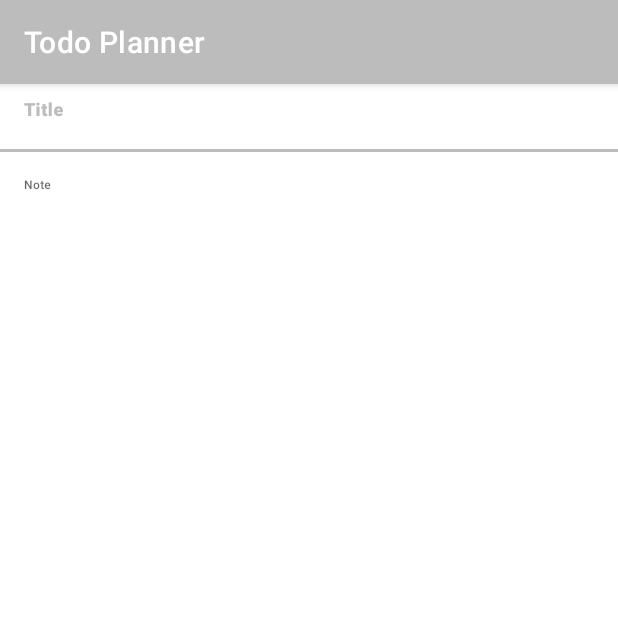
After one commit to prathviksankaliya/Todo-Planner, an Android app: the AddNotesActivity screen opened directly, with no data from a screen before it, on a phone screen of 412 x 824 dp, the top half of it. The commit adds this screen. Run offline under Robolectric (Android 15) with nearby library versions, the phone set to English and light mode, and no system bars.

Commit message:
Home & AddNotes Activity Working

```diff
--- a/app/build.gradle
+++ b/app/build.gradle
@@ -21,6 +21,10 @@ android {
             minifyEnabled false
             proguardFiles getDefaultProguardFile('proguard-android-optimize.txt'), 'proguard-rules.pro'
         }
+    }
+
+    buildFeatures{
+        viewBinding true
     }
     compileOptions {
         sourceCompatibility JavaVersion.VERSION_1_8
--- /dev/null
+++ b/app/src/main/java/com/itcraftsolution/todoplanner/AddNotesActivity.java
@@ -0,0 +1,22 @@
+package com.itcraftsolution.todoplanner;
+
+import androidx.appcompat.app.AppCompatActivity;
+
+import android.os.Bundle;
+
+import com.itcraftsolution.todoplanner.databinding.ActivityAddNotesBinding;
+
+public class AddNotesActivity extends AppCompatActivity {
+
+    private ActivityAddNotesBinding binding;
+
+
+    @Override
+    protected void onCreate(Bundle savedInstanceState) {
+        super.onCreate(savedInstanceState);
+        binding = ActivityAddNotesBinding.inflate(getLayoutInflater());
+        setContentView(binding.getRoot());
+
+    }
+
+}
--- /dev/null
+++ b/app/src/main/res/drawable/ic_baseline_add_24.xml
@@ -0,0 +1,5 @@
+<vector android:height="24dp" android:tint="#000000"
+    android:viewportHeight="24" android:viewportWidth="24"
+    android:width="24dp" xmlns:android="http://schemas.android.com/apk/res/android">
+    <path android:fillColor="@android:color/white" android:pathData="M19,13h-6v6h-2v-6H5v-2h6V5h2v6h6v2z"/>
+</vector>
--- /dev/null
+++ b/app/src/main/res/layout/activity_add_notes.xml
@@ -0,0 +1,45 @@
+<?xml version="1.0" encoding="utf-8"?>
+<androidx.constraintlayout.widget.ConstraintLayout xmlns:android="http://schemas.android.com/apk/res/android"
+    xmlns:app="http://schemas.android.com/apk/res-auto"
+    xmlns:tools="http://schemas.android.com/tools"
+    android:layout_width="match_parent"
+    android:layout_height="match_parent"
+    tools:context=".AddNotesActivity">
+
+    <com.google.android.material.textfield.TextInputLayout
+        android:id="@+id/textInputLayout"
+        android:layout_width="match_parent"
+        android:layout_height="wrap_content"
+        app:boxStrokeWidth="0dp"
+        app:layout_constraintEnd_toEndOf="parent"
+        app:layout_constraintStart_toStartOf="parent"
+        app:layout_constraintTop_toTopOf="parent">
+
+        <com.google.android.material.textfield.TextInputEditText
+            android:layout_width="match_parent"
+            android:layout_height="wrap_content"
+            android:background="@color/white"
+            android:fontFamily="sans-serif-black"
+            android:hint="Title"
+            android:textSize="@dimen/_18font_mdp"
+            android:textStyle="bold" />
+    </com.google.android.material.textfield.TextInputLayout>
+
+    <com.google.android.material.textfield.TextInputLayout
+        android:layout_width="match_parent"
+        android:layout_height="0dp"
+        app:boxStrokeWidth="0dp"
+        app:layout_constraintBottom_toBottomOf="parent"
+        app:layout_constraintEnd_toEndOf="parent"
+        app:layout_constraintStart_toStartOf="parent"
+        app:layout_constraintTop_toBottomOf="@+id/textInputLayout">
+
+        <com.google.android.material.textfield.TextInputEditText
+            android:layout_width="match_parent"
+            android:layout_height="wrap_content"
+            android:background="@color/white"
+            android:fontFamily="sans-serif-medium"
+            android:hint="Note"
+            android:textSize="@dimen/_16font_mdp" />
+    </com.google.android.material.textfield.TextInputLayout>
+</androidx.constraintlayout.widget.ConstraintLayout>
--- a/app/src/main/res/values-night/themes.xml
+++ b/app/src/main/res/values-night/themes.xml
@@ -1,9 +1,9 @@
 <resources xmlns:tools="http://schemas.android.com/tools">
     <!-- Base application theme. -->
-    <style name="Theme.TodoPlanner" parent="Theme.MaterialComponents.DayNight.NoActionBar">
+    <style name="Theme.TodoPlanner" parent="Theme.MaterialComponents.DayNight.DarkActionBar">
         <!-- Primary brand color. -->
         <item name="colorPrimary">@color/purple_200</item>
-        <item name="colorPrimaryVariant">@color/purple_700</item>
+        <item name="colorPrimaryVariant">@color/whitePrimary</item>
         <item name="colorOnPrimary">@color/black</item>
         <!-- Secondary brand color. -->
         <item name="colorSecondary">@color/teal_200</item>
--- a/app/src/main/res/values/colors.xml
+++ b/app/src/main/res/values/colors.xml
@@ -7,4 +7,12 @@
     <color name="teal_700">#FF018786</color>
     <color name="black">#FF000000</color>
     <color name="white">#FFFFFFFF</color>
+
+
+    <color name="whitePrimary">#eeeeee</color>
+    <color name="whiteDark">#bcbcbc</color>
+    <color name="red">#ff1744</color>
+    <color name="green">#66bb6a</color>
+    <color name="yellow">#d4e157</color>
+
 </resources>
--- a/app/src/main/res/values/strings.xml
+++ b/app/src/main/res/values/strings.xml
@@ -1,3 +1,5 @@
 <resources>
     <string name="app_name">Todo Planner</string>
+    <!-- TODO: Remove or change this placeholder text -->
+    <string name="hello_blank_fragment">Hello blank fragment</string>
 </resources>
--- a/app/src/main/res/values/themes.xml
+++ b/app/src/main/res/values/themes.xml
@@ -1,9 +1,9 @@
 <resources xmlns:tools="http://schemas.android.com/tools">
     <!-- Base application theme. -->
-    <style name="Theme.TodoPlanner" parent="Theme.MaterialComponents.DayNight.NoActionBar">
+    <style name="Theme.TodoPlanner" parent="Theme.MaterialComponents.DayNight.DarkActionBar">
         <!-- Primary brand color. -->
-        <item name="colorPrimary">@color/purple_500</item>
-        <item name="colorPrimaryVariant">@color/purple_700</item>
+        <item name="colorPrimary">@color/whiteDark</item>
+        <item name="colorPrimaryVariant">@color/whiteDark</item>
         <item name="colorOnPrimary">@color/white</item>
         <!-- Secondary brand color. -->
         <item name="colorSecondary">@color/teal_200</item>
@@ -13,4 +13,9 @@
         <item name="android:statusBarColor">?attr/colorPrimaryVariant</item>
         <!-- Customize your theme here. -->
     </style>
+
+    <style name="progressbar">
+        <item name="colorSecondary">@color/whiteDark</item>
+    </style>
+
 </resources>
```
Also changed, not shown: app/src/main/AndroidManifest.xml (+9 -1 lines), app/src/main/java/com/itcraftsolution/todoplanner/MainActivity.java (+15 -1 lines), app/src/main/java/com/itcraftsolution/todoplanner/SplashActivity.java (+12 -0 lines), app/src/main/res/layout/activity_main.xml (+17 -2 lines), app/src/main/res/layout/activity_splash.xml (+33 -4 lines).
